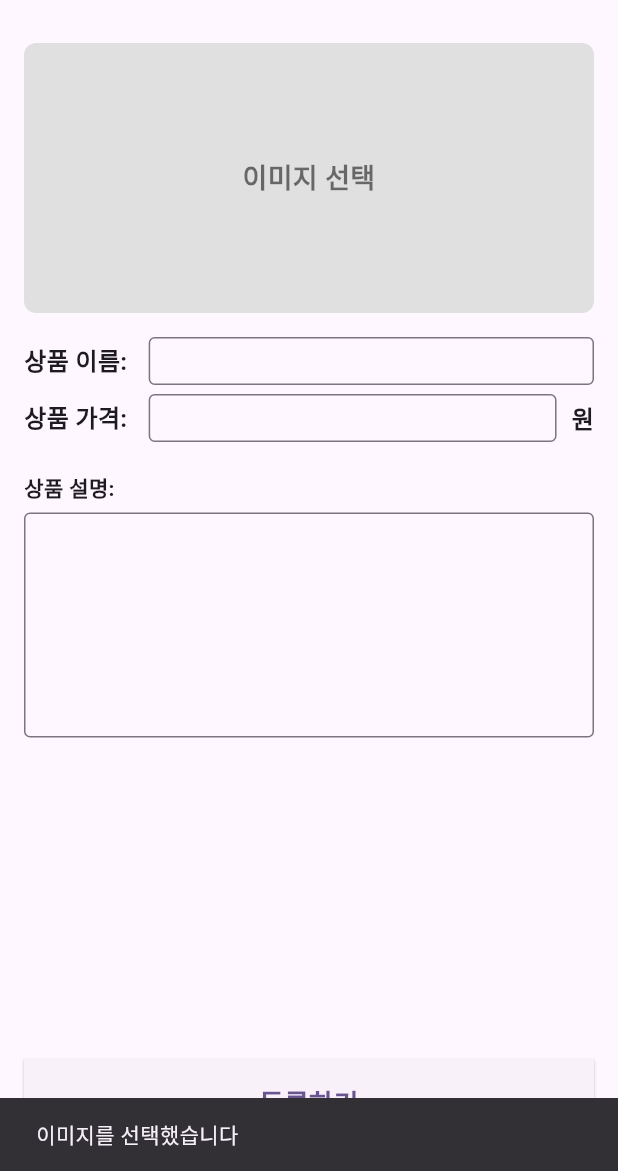
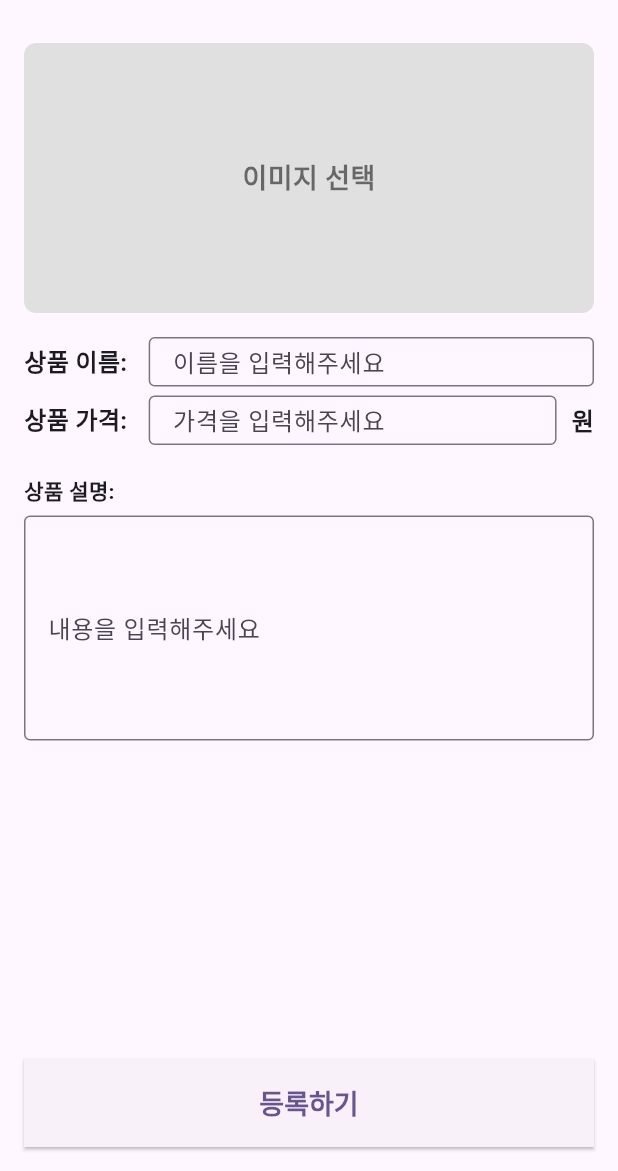
Before and after one commit to jek1m/shoppingmall_platform_5, a Flutter app: the AddFoodPage screen opened directly, after a tap on "이미지 선택", on a phone screen of 412 x 824 dp, the part 65-1236 px from its top. Run offline on Flutter 3.47's test engine with Material 3 defaults, Android fonts, the phone set to English and light mode, and no system bars; our stand-ins replace image_picker.

Commit message:
이미지 업로드 기능

```diff
--- a/lib/add_food_page.dart
+++ b/lib/add_food_page.dart
@@ -1,4 +1,6 @@
 import 'package:flutter/material.dart';
+import 'dart:io';
+import 'package:image_picker/image_picker.dart';
 
 class AddFoodPage extends StatefulWidget {
   @override
@@ -10,8 +12,24 @@ class _AddFoodPageState extends State<AddFoodPage> {
   TextEditingController descController = TextEditingController();
   TextEditingController priceController = TextEditingController();
 
+  File? selectedImage; //이미지 파일형태로 가져오기
+
   // 이미지 선택 여부를 확인하기 위한 변수
-  bool isImageSelected = false;
+  //bool isImageSelected = false;
+
+  //갤러리에서 이미지 선택
+  Future<void> pickImage() async {
+    final picker = ImagePicker();
+    final pickedFile = //선택하는 동안 기다리는 비동기 처리
+        await picker.pickImage(source: ImageSource.gallery); //갤러리 호출 후 저장
+
+    if (pickedFile != null) {
+      setState(() {
+        //UI갱신
+        selectedImage = File(pickedFile.path); //호출된 이미지 가져오기
+      });
+    }
+  }
 
   @override
   Widget build(BuildContext context) {
@@ -26,26 +44,8 @@ class _AddFoodPageState extends State<AddFoodPage> {
           children: [
             // 이미지 선택 컨테이너
             GestureDetector(
-              onTap: () {
-                // 탭 했을 때 텍스트 변경
-                setState(() {
-                  isImageSelected = true;
-                });
+              onTap: pickImage, //탭하면 갤러리열리는 함수 가져옴.
 
-                // TODO: 이미지 선택 기능 구현 예정
-              },
-              child: // 이미지 선택 컨테이너
-                  // 이미지 선택 컨테이너
-                  GestureDetector(
-                onTap: () {
-                  // SnackBar로 메시지 띄우기
-                  ScaffoldMessenger.of(context).showSnackBar(
-                    const SnackBar(
-                      content: Text('이미지를 선택했습니다'),
-                      duration: Duration(seconds: 2), // 2초간 표시
-                    ),
-                  );
-                },
               child: Container(
                 height: 180, // 크기 설정
                 width: double.infinity,
@@ -54,20 +54,25 @@ class _AddFoodPageState extends State<AddFoodPage> {
                   color: Colors.grey[300], // 회색 배경
                   borderRadius: BorderRadius.circular(8), // 모서리 둥글게
                 ),
-                  child: const Center(
-                    child: Text(
-                      '이미지 선택',
-                      textAlign: TextAlign.center,
+
+                child: selectedImage != null
+                    ? Image.file(
+                        //선택한 이미지 보여주기
+                        selectedImage!,
+                        fit: BoxFit.cover,
+                      )
+                    : const Center(
+                        //없으면 '이미지 선택' 텍스트 출력.
+                        child: Text('이미지 선택',
                             style: TextStyle(
                               fontSize: 18,
                               fontWeight: FontWeight.bold,
                               color: Colors.black54,
+                            )),
                       ),
               ),
             ),
-                ),
-              ),
-            ),
+
             const SizedBox(height: 16), // 이미지 선택 컨테이너와 상품 이름 사이 간격
 
             // 상품 이름
@@ -85,6 +90,7 @@ class _AddFoodPageState extends State<AddFoodPage> {
                   child: TextField(
                     controller: titleController,
                     decoration: const InputDecoration(
+                      hintText: '이름을 입력해주세요', //hinttext추가
                       border: OutlineInputBorder(),
                       isDense: true, // 세로 padding 줄이기
                       contentPadding: EdgeInsets.symmetric(
@@ -111,6 +117,7 @@ class _AddFoodPageState extends State<AddFoodPage> {
                   child: TextField(
                     controller: priceController,
                     decoration: const InputDecoration(
+                      hintText: '가격을 입력해주세요',
                       border: OutlineInputBorder(),
                       isDense: true,
                       contentPadding: EdgeInsets.symmetric(
@@ -149,6 +156,7 @@ class _AddFoodPageState extends State<AddFoodPage> {
                 maxLines: null, // 여러 줄 입력 가능
                 expands: true, // 남은 공간을 모두 차지하도록 설정 (높이와 함께 사용)
                 decoration: const InputDecoration(
+                  hintText: '내용을 입력해주세요',
                   border: OutlineInputBorder(),
                   isDense: true,
                   contentPadding:
@@ -189,7 +197,8 @@ class _AddFoodPageState extends State<AddFoodPage> {
                   final result = {
                     'name': titleController.text,
                     'description': descController.text,
-                    'image': 'assets/ricesoup.png',
+                    'image': selectedImage?.path ??
+                        'assets/no_image.png', // 선택 안 했을 경우 기본 이미지
                     'price': priceController.text
                   };
 
--- a/pubspec.yaml
+++ b/pubspec.yaml
@@ -36,6 +36,8 @@ dependencies:
   # Use with the CupertinoIcons class for iOS style icons.
   cupertino_icons: ^1.0.8
   intl: ^0.20.2
+
+  image_picker: ^1.1.2
 
 dev_dependencies:
   flutter_test:
```
Also changed, not shown: assets/gukbap.png (renamed from assets/ㅌ.png), assets/no_image.png (added), pubspec.lock, 15 other files. Lines whose indentation alone changed are shown as unchanged.
